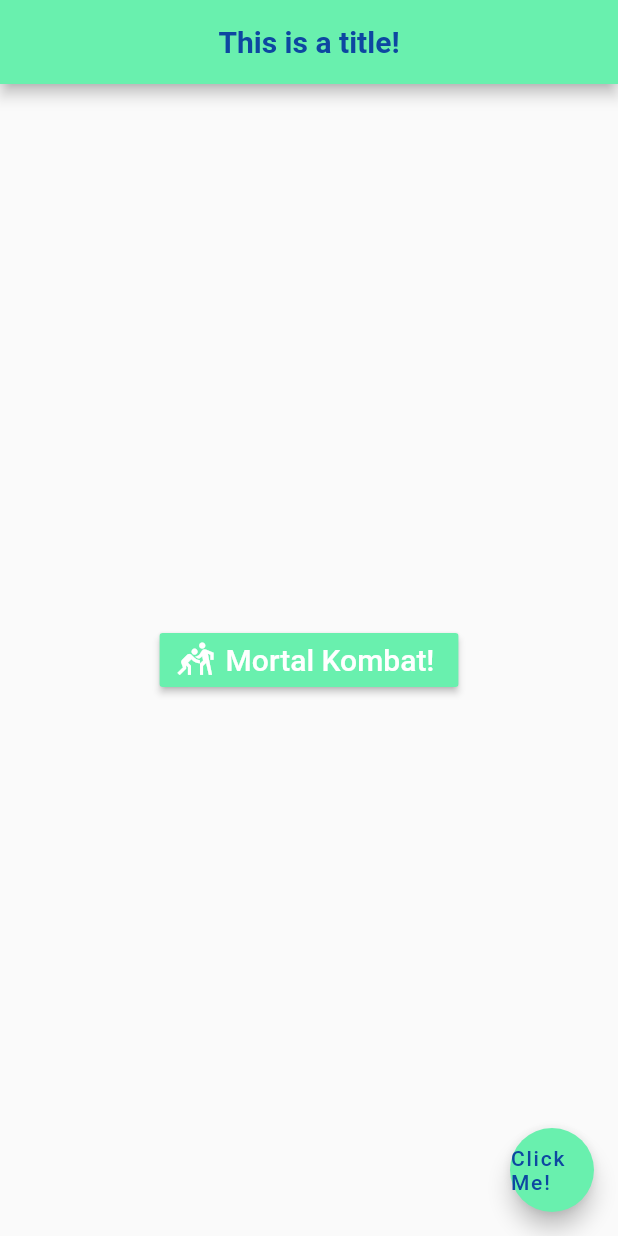
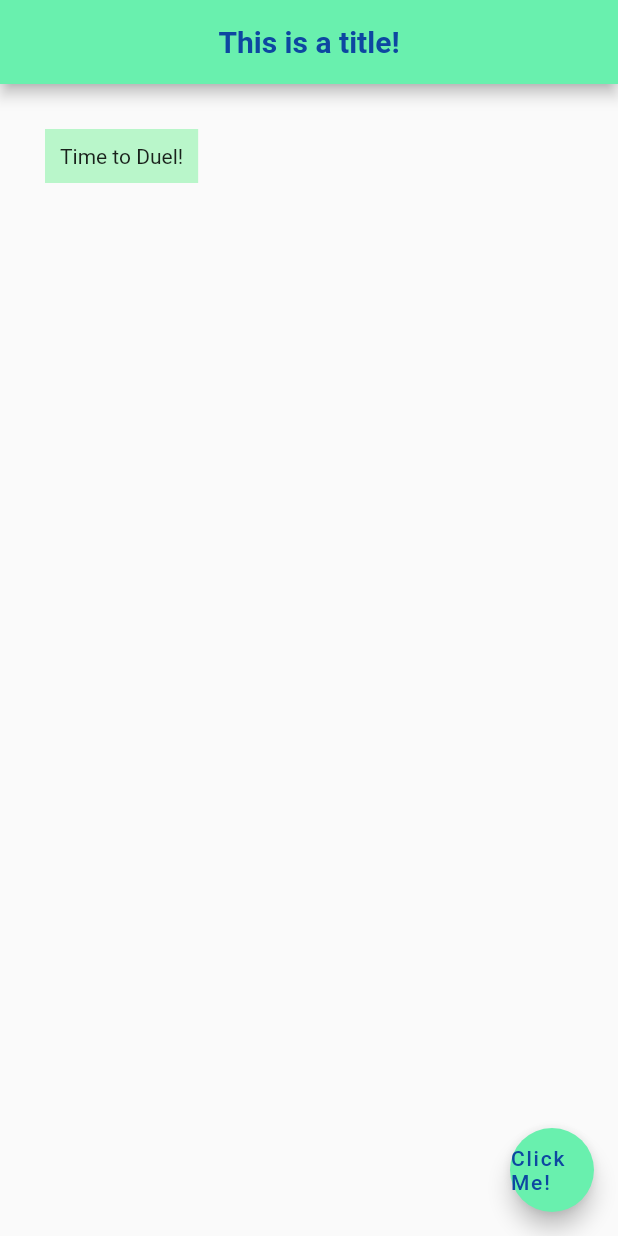
Before and after one commit to nguyenhjustin/flutter-practice, a Flutter app: the screen it shows after launch, on a phone screen of 412 x 824 dp. Run offline on Flutter 3.47's test engine with Material 2 defaults, Android fonts, the phone set to English and light mode, and no system bars.

Commit message:
Use Container for padding and margin

```diff
--- a/lib/main.dart
+++ b/lib/main.dart
@@ -21,24 +21,11 @@
         centerTitle: true,
         backgroundColor: Colors.greenAccent,
       ),
-      body: Center(
-        child: RaisedButton.icon(
-          onPressed: () {
-            print('Finish Him!');
-          },
-          icon: Icon(
-            Icons.sports_kabaddi,
-            color: Colors.white,
-          ),
-          label: Text(
-            'Mortal Kombat!',
-            style: TextStyle(
-              color: Colors.white,
-              fontSize: 20,
-            ),
-          ),
-          color: Colors.greenAccent,
-        ),
+      body: Container(
+        color: Colors.greenAccent[100],
+        child: Text('Time to Duel!'),
+        padding: EdgeInsets.all(10),
+        margin: EdgeInsets.all(30),
       ),
       floatingActionButton: FloatingActionButton(
         onPressed: () {},
```
